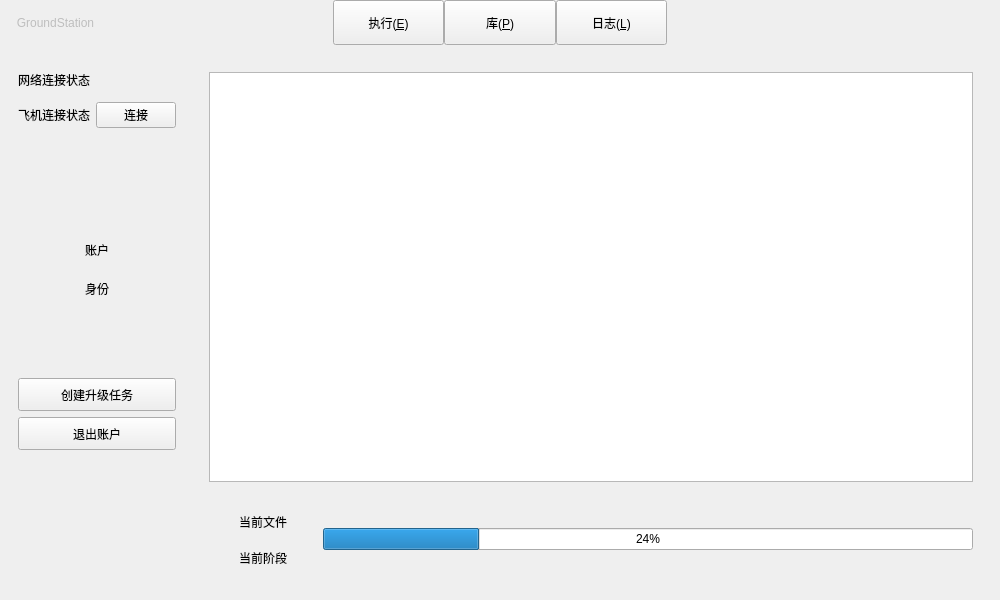
Servaluna/GS_001, file GroundStation/ui/mainwindow.ui: the form before one commit.
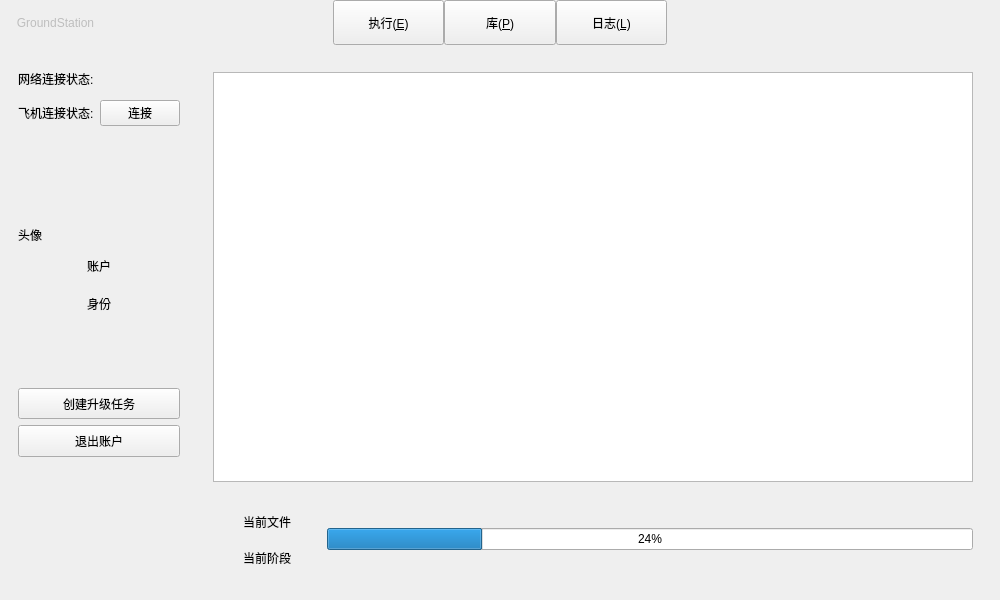
The form after the commit.

The edit to the form file:
```diff
--- a/GroundStation/ui/mainwindow.ui
+++ b/GroundStation/ui/mainwindow.ui
@@ -204,11 +204,11 @@
        <layout class="QHBoxLayout" name="horizontalLayout_5" stretch="1,6">
         <item>
          <widget class="QWidget" name="widget" native="true">
-          <layout class="QVBoxLayout" name="verticalLayout_2" stretch="1,1,3,1,1,2,1,1,4">
+          <layout class="QVBoxLayout" name="verticalLayout_2" stretch="1,1,3,0,1,1,2,1,1,4">
            <item>
             <widget class="QLabel" name="label_networkConnection">
              <property name="text">
-              <string>网络连接状态</string>
+              <string>网络连接状态:</string>
              </property>
              <property name="alignment">
               <set>Qt::AlignmentFlag::AlignLeading|Qt::AlignmentFlag::AlignLeft|Qt::AlignmentFlag::AlignVCenter</set>
@@ -220,7 +220,7 @@
              <item>
               <widget class="QLabel" name="labelDevicesConnection">
                <property name="text">
-                <string>飞机连接状态</string>
+                <string>飞机连接状态:</string>
                </property>
                <property name="alignment">
                 <set>Qt::AlignmentFlag::AlignLeading|Qt::AlignmentFlag::AlignLeft|Qt::AlignmentFlag::AlignVCenter</set>
@@ -249,6 +249,19 @@
              </property>
             </spacer>
            </item>
+           <item>
+            <widget class="QLabel" name="label_profilePhoto">
+             <property name="sizePolicy">
+              <sizepolicy hsizetype="Preferred" vsizetype="Preferred">
+               <horstretch>0</horstretch>
+               <verstretch>0</verstretch>
+              </sizepolicy>
+             </property>
+             <property name="text">
+              <string>头像</string>
+             </property>
+            </widget>
+           </item>
            <item>
             <widget class="QLabel" name="label_username">
              <property name="text">
```
